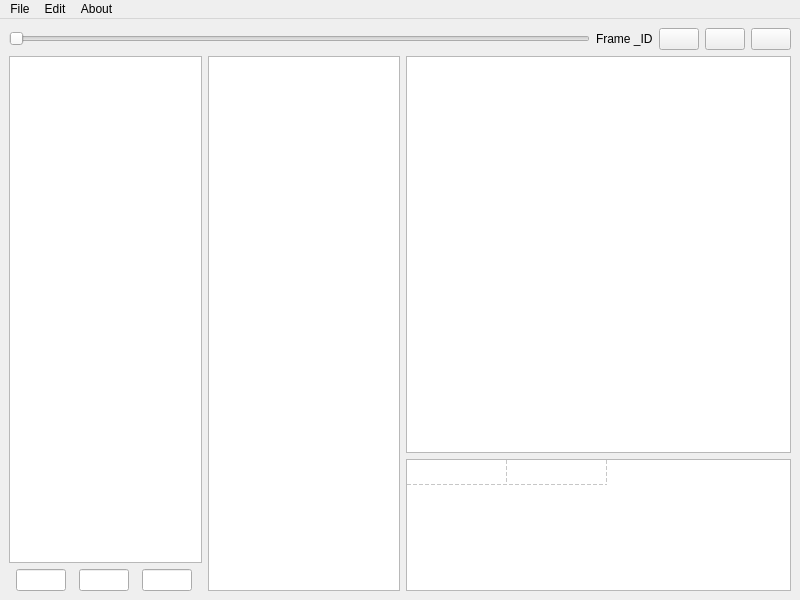
Old version of the form mainwindow.ui in the repository J2xMurphy/SpriteflowEditor.
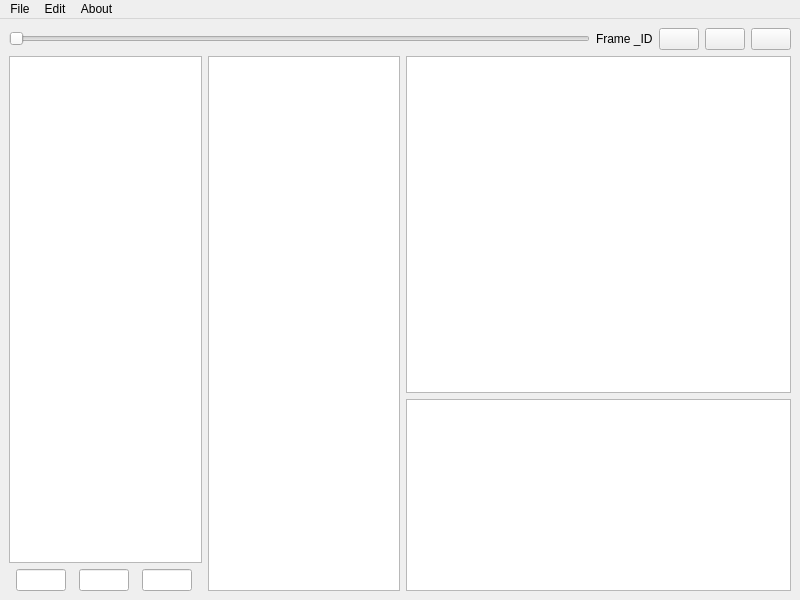
New version of the form. Icons and pictures are not drawn.

Commit message:
Image Table
Image Table has basic functionality, with double clicking to bring back image from list

```diff
--- a/mainwindow.ui
+++ b/mainwindow.ui
@@ -147,51 +147,18 @@
        <widget class="QTableWidget" name="Change_List"/>
       </item>
       <item>
-       <layout class="QVBoxLayout" name="Right_Preview" stretch="75,25">
+       <layout class="QVBoxLayout" name="Right_Preview" stretch="75,0">
         <item>
          <widget class="QGraphicsView" name="Preview_View"/>
         </item>
         <item>
-         <widget class="QTableWidget" name="Image_List">
+         <widget class="QTableView" name="Image_List">
           <property name="sizeAdjustPolicy">
            <enum>QAbstractScrollArea::AdjustIgnored</enum>
           </property>
           <property name="gridStyle">
            <enum>Qt::DashLine</enum>
           </property>
-          <property name="rowCount">
-           <number>1</number>
-          </property>
-          <property name="columnCount">
-           <number>2</number>
-          </property>
-          <attribute name="horizontalHeaderVisible">
-           <bool>false</bool>
-          </attribute>
-          <attribute name="horizontalHeaderCascadingSectionResizes">
-           <bool>false</bool>
-          </attribute>
-          <attribute name="horizontalHeaderMinimumSectionSize">
-           <number>35</number>
-          </attribute>
-          <attribute name="horizontalHeaderHighlightSections">
-           <bool>false</bool>
-          </attribute>
-          <attribute name="verticalHeaderVisible">
-           <bool>false</bool>
-          </attribute>
-          <attribute name="verticalHeaderMinimumSectionSize">
-           <number>20</number>
-          </attribute>
-          <attribute name="verticalHeaderDefaultSectionSize">
-           <number>25</number>
-          </attribute>
-          <attribute name="verticalHeaderHighlightSections">
-           <bool>false</bool>
-          </attribute>
-          <row/>
-          <column/>
-          <column/>
          </widget>
         </item>
        </layout>
```
Left out of the diff: 3 changed lines with no effect on the pictures. The commit also changes 2 other files.
